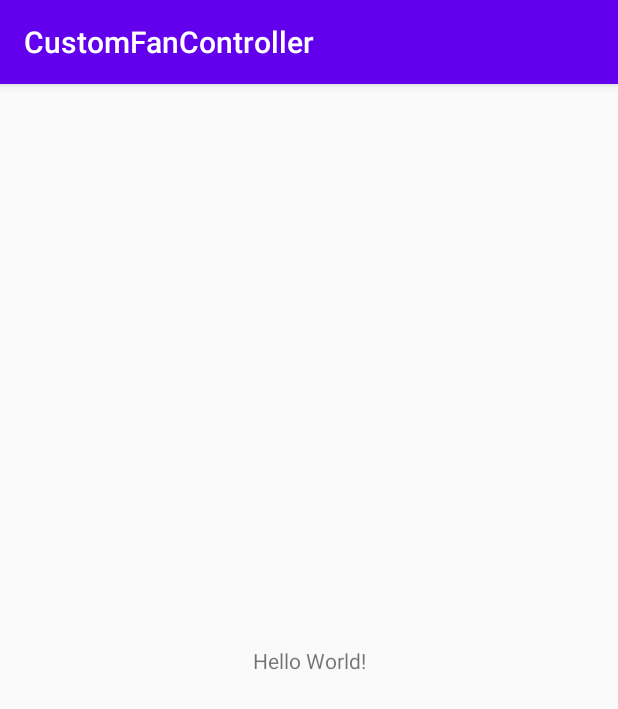
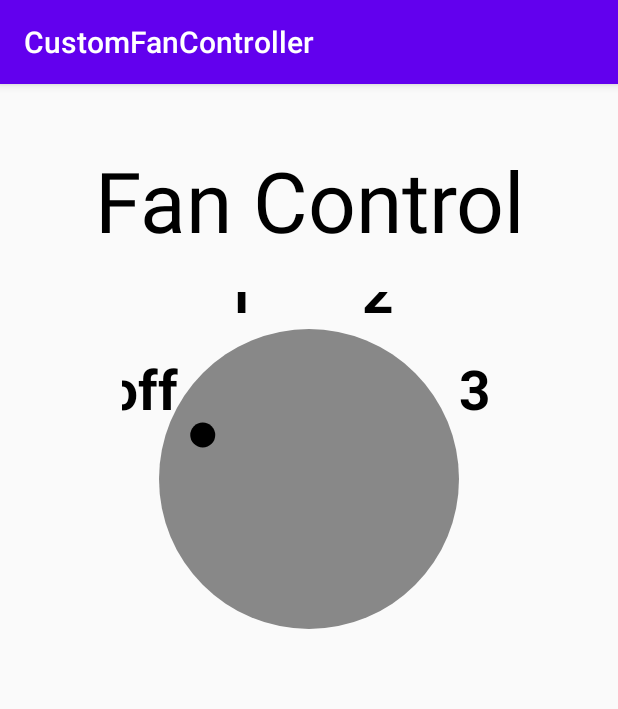
Before and after one commit to edaersu/Udacity-Kotlin-Developer-Nanodegree-Projects, an Android app: the screen it shows after launch (MainActivity), on a phone screen of 412 x 824 dp. Shown: the top 709 px of the screen. Run offline under Robolectric (Android 15) with nearby library versions, the phone set to English and light mode, and no system bars.

Commit message:
fix fan controller app

```diff
--- /dev/null
+++ b/course3_projects/CustomFanController/app/src/main/java/com/example/customfancontroller/DialView.kt
@@ -0,0 +1,121 @@
+package com.example.customfancontroller
+
+import android.content.Context
+import android.graphics.*
+import android.util.AttributeSet
+import android.view.View
+import android.view.accessibility.AccessibilityNodeInfo
+import androidx.core.content.withStyledAttributes
+import androidx.core.view.AccessibilityDelegateCompat
+import androidx.core.view.ViewCompat
+import androidx.core.view.accessibility.AccessibilityNodeInfoCompat
+import kotlin.math.cos
+import kotlin.math.min
+import kotlin.math.sin
+
+private enum class FanSpeed(val label: Int) {
+    OFF(R.string.fan_off),
+    LOW(R.string.fan_low),
+    MEDIUM(R.string.fan_medium),
+    HIGH(R.string.fan_high);
+
+    fun next() = when (this) {
+        OFF -> LOW
+        LOW -> MEDIUM
+        MEDIUM -> HIGH
+        HIGH -> OFF
+    }
+}
+
+private const val RADIUS_OFFSET_LABEL = 30
+private const val RADIUS_OFFSET_INDICATOR = -35
+
+class DialView @JvmOverloads constructor(
+    context: Context,
+    attrs: AttributeSet? = null,
+    defStyleAttr: Int = 0
+) : View(context, attrs, defStyleAttr) {
+
+    private val paint = Paint(Paint.ANTI_ALIAS_FLAG).apply {
+        style = Paint.Style.FILL
+        textAlign = Paint.Align.CENTER
+        textSize = 55.0f
+        typeface = Typeface.create("", Typeface.BOLD)
+    }
+
+    private var radius = 0.0f
+    private var fanSpeed = FanSpeed.OFF
+
+    private val pointPosition: PointF = PointF(0.0f, 0.0f)
+
+    private var fanSpeedLowColor = 0
+    private var fanSpeedMediumColor = 0
+    private var fanSeedMaxColor = 0
+
+    init {
+        isClickable = true
+        context.withStyledAttributes(attrs, R.styleable.DialView) {
+            fanSpeedLowColor = getColor(R.styleable.DialView_fanColor1, 0)
+            fanSpeedMediumColor = getColor(R.styleable.DialView_fanColor2, 0)
+            fanSeedMaxColor = getColor(R.styleable.DialView_fanColor3, 0)
+        }
+
+        updateContentDescription()
+        ViewCompat.setAccessibilityDelegate(this, object : AccessibilityDelegateCompat() {
+            override fun onInitializeAccessibilityNodeInfo(
+                host: View,
+                info: AccessibilityNodeInfoCompat
+            ) {
+                super.onInitializeAccessibilityNodeInfo(host, info)
+                val customClick = AccessibilityNodeInfoCompat.AccessibilityActionCompat(
+                    AccessibilityNodeInfo.ACTION_CLICK,
+                    context.getString(if (fanSpeed != FanSpeed.HIGH) R.string.change else R.string.reset)
+                )
+                info.addAction(customClick)
+            }
+        })
+    }
+
+    override fun performClick(): Boolean {
+        if (super.performClick()) return true
+        fanSpeed = fanSpeed.next()
+        updateContentDescription()
+        invalidate()
+        return true
+    }
+    override fun onSizeChanged(width: Int, height: Int, oldWidth: Int, oldHeight: Int) {
+        // Calculate the radius from the smaller of the width and height.
+        radius = (min(width, height) / 2.0 * 0.8).toFloat()
+    }
+
+    override fun onDraw(canvas: Canvas) {
+        super.onDraw(canvas)
+        paint.color = when (fanSpeed) {
+            FanSpeed.OFF -> Color.GRAY
+            FanSpeed.LOW -> fanSpeedLowColor
+            FanSpeed.MEDIUM -> fanSpeedMediumColor
+            FanSpeed.HIGH -> fanSeedMaxColor
+        } as Int
+        canvas.drawCircle((width / 2).toFloat(), (height / 2).toFloat(), radius, paint)
+        val markerRadius = radius + RADIUS_OFFSET_INDICATOR
+        pointPosition.computeXYForSpeed(fanSpeed, markerRadius)
+        paint.color = Color.BLACK
+        canvas.drawCircle(pointPosition.x, pointPosition.y, radius / 12, paint)
+        val labelRadius = radius + RADIUS_OFFSET_LABEL
+        for (i in FanSpeed.values()) {
+            pointPosition.computeXYForSpeed(i, labelRadius)
+            val label = resources.getString(i.label)
+            canvas.drawText(label, pointPosition.x, pointPosition.y, paint)
+        }
+    }
+    private fun PointF.computeXYForSpeed(pos: FanSpeed, radius: Float) {
+        val startAngle = Math.PI * (9 / 8.0)
+        val angle = startAngle + pos.ordinal * (Math.PI / 4)
+        x = (radius * cos(angle)).toFloat() + width / 2
+        y = (radius * sin(angle)).toFloat() + height / 2
+    }
+
+    fun updateContentDescription() {
+        contentDescription = resources.getString(fanSpeed.label)
+    }
+}
--- a/course3_projects/CustomFanController/app/src/main/res/layout/activity_main.xml
+++ b/course3_projects/CustomFanController/app/src/main/res/layout/activity_main.xml
@@ -1,18 +1,39 @@
 <?xml version="1.0" encoding="utf-8"?>
-<androidx.constraintlayout.widget.ConstraintLayout xmlns:android="http://schemas.android.com/apk/res/android"
+<androidx.constraintlayout.widget.ConstraintLayout
+    xmlns:android="http://schemas.android.com/apk/res/android"
+    xmlns:tools="http://schemas.android.com/tools"
     xmlns:app="http://schemas.android.com/apk/res-auto"
-    xmlns:tools="http://schemas.android.com/tools"
     android:layout_width="match_parent"
     android:layout_height="match_parent"
     tools:context=".MainActivity">
 
     <TextView
+        android:id="@+id/customViewLabel"
+        android:textAppearance="@style/Base.TextAppearance.AppCompat.Display3"
         android:layout_width="wrap_content"
         android:layout_height="wrap_content"
-        android:text="Hello World!"
-        app:layout_constraintBottom_toBottomOf="parent"
+        android:padding="@dimen/text_view_padding"
+        android:textColor="@android:color/black"
+        android:layout_marginStart="@dimen/default_margin"
+        android:layout_marginEnd="@dimen/default_margin"
+        android:layout_marginTop="@dimen/margin_top"
+        android:text="@string/fan_control"
         app:layout_constraintLeft_toLeftOf="parent"
         app:layout_constraintRight_toRightOf="parent"
-        app:layout_constraintTop_toTopOf="parent" />
+        app:layout_constraintTop_toTopOf="parent"/>
+
+    <com.example.customfancontroller.DialView
+        android:id="@+id/dialView"
+        android:layout_width="@dimen/fan_dimen"
+        android:layout_height="@dimen/fan_dimen"
+        app:layout_constraintTop_toBottomOf="@+id/customViewLabel"
+        app:layout_constraintLeft_toLeftOf="parent"
+        app:layout_constraintRight_toRightOf="parent"
+        android:layout_marginLeft="@dimen/default_margin"
+        android:layout_marginRight="@dimen/default_margin"
+        android:layout_marginTop="@dimen/default_margin"
+        app:fanColor1="#FFEB3B"
+        app:fanColor2="#CDDC39"
+        app:fanColor3="#009688"/>
 
 </androidx.constraintlayout.widget.ConstraintLayout>
--- /dev/null
+++ b/course3_projects/CustomFanController/app/src/main/res/values/dimens.xml
@@ -0,0 +1,7 @@
+<?xml version="1.0" encoding="utf-8"?>
+<resources>
+    <dimen name="text_view_padding">16dp</dimen>
+    <dimen name="default_margin">8dp</dimen>
+    <dimen name="margin_top">24dp</dimen>
+    <dimen name="fan_dimen">250dp</dimen>
+</resources>
--- a/course3_projects/CustomFanController/app/src/main/res/values/strings.xml
+++ b/course3_projects/CustomFanController/app/src/main/res/values/strings.xml
@@ -1,3 +1,10 @@
 <resources>
     <string name="app_name">CustomFanController</string>
+    <string name="fan_control">Fan Control</string>
+    <string name="fan_off">off</string>
+    <string name="fan_low">1</string>
+    <string name="fan_medium">2</string>
+    <string name="fan_high">3</string>
+    <string name="change">Change</string>
+    <string name="reset">Reset</string>
 </resources>
```
Also changed, not shown: course3_projects/CustomFanController/app/build.gradle (+8 -1 lines), course3_projects/CustomFanController/app/src/main/res/values/attrs.xml (added, +8 -0 lines).
